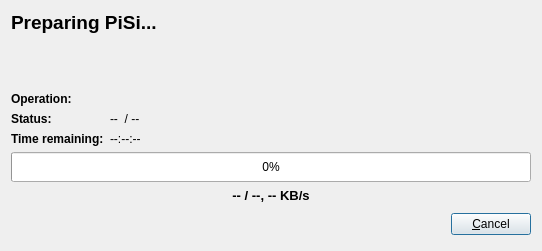
Old version of the form package-manager/corporate2/ui/progressdialog.ui in the repository pars-linux/uludag.
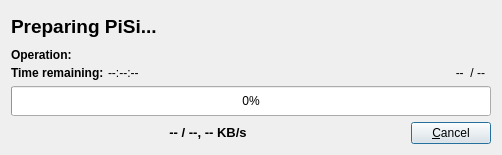
New version of the form.

Commit message: * Fix layout issues in progress dialog, use QProgressIndicator instead of animated pisi..

Patch:
```diff
--- a/package-manager/corporate2/ui/progressdialog.ui
+++ b/package-manager/corporate2/ui/progressdialog.ui
@@ -9,8 +9,8 @@
    <rect>
     <x>0</x>
     <y>0</y>
-    <width>542</width>
-    <height>251</height>
+    <width>502</width>
+    <height>155</height>
    </rect>
   </property>
   <property name="sizePolicy">
@@ -26,87 +26,15 @@
    <bool>false</bool>
   </property>
   <layout class="QGridLayout" name="gridLayout">
-   <item row="0" column="0">
-    <widget class="QLabel" name="actionLabel">
-     <property name="minimumSize">
-      <size>
-       <width>300</width>
-       <height>0</height>
-      </size>
-     </property>
-     <property name="font">
-      <font>
-       <pointsize>12</pointsize>
-      </font>
-     </property>
-     <property name="text">
-      <string>&lt;h3&gt;Preparing PiSi...&lt;/h3&gt;</string>
-     </property>
-     <property name="wordWrap">
-      <bool>false</bool>
-     </property>
-    </widget>
-   </item>
-   <item row="0" column="1" rowspan="3">
-    <widget class="QLabel" name="animeLabel">
-     <property name="sizePolicy">
-      <sizepolicy hsizetype="Fixed" vsizetype="Fixed">
-       <horstretch>0</horstretch>
-       <verstretch>0</verstretch>
-      </sizepolicy>
-     </property>
-     <property name="minimumSize">
-      <size>
-       <width>100</width>
-       <height>135</height>
-      </size>
-     </property>
-     <property name="text">
-      <string/>
-     </property>
-     <property name="scaledContents">
-      <bool>false</bool>
-     </property>
-     <property name="wordWrap">
-      <bool>false</bool>
-     </property>
-    </widget>
-   </item>
-   <item row="1" column="0">
-    <spacer name="spacer6">
-     <property name="orientation">
-      <enum>Qt::Vertical</enum>
-     </property>
-     <property name="sizeType">
-      <enum>QSizePolicy::Expanding</enum>
-     </property>
-     <property name="sizeHint" stdset="0">
-      <size>
-       <width>21</width>
-       <height>21</height>
-      </size>
-     </property>
-    </spacer>
-   </item>
+   <property name="verticalSpacing">
+    <number>6</number>
+   </property>
    <item row="2" column="0">
     <layout class="QGridLayout">
-     <item row="0" column="1">
-      <widget class="QLabel" name="operationInfo">
-       <property name="sizePolicy">
-        <sizepolicy hsizetype="MinimumExpanding" vsizetype="Preferred">
-         <horstretch>0</horstretch>
-         <verstretch>0</verstretch>
-        </sizepolicy>
-       </property>
-       <property name="text">
-        <string/>
-       </property>
-       <property name="wordWrap">
-        <bool>false</bool>
-       </property>
-      </widget>
-     </item>
-     <item row="2" column="0">
+     <property name="spacing">
+      <number>4</number>
+     </property>
+     <item row="1" column="0">
       <widget class="QLabel" name="timeLabel">
        <property name="sizePolicy">
         <sizepolicy hsizetype="Minimum" vsizetype="Preferred">
@@ -134,7 +62,32 @@
        </property>
       </widget>
      </item>
-     <item row="1" column="1">
+     <item row="0" column="0">
+      <widget class="QLabel" name="operationLabel">
+       <property name="sizePolicy">
+        <sizepolicy hsizetype="Minimum" vsizetype="Preferred">
+         <horstretch>0</horstretch>
+         <verstretch>0</verstretch>
+        </sizepolicy>
+       </property>
+       <property name="font">
+        <font>
+         <weight>75</weight>
+         <bold>true</bold>
+        </font>
+       </property>
+       <property name="text">
+        <string>Operation:</string>
+       </property>
+       <property name="alignment">
+        <set>Qt::AlignLeading|Qt::AlignLeft|Qt::AlignVCenter</set>
+       </property>
+       <property name="wordWrap">
+        <bool>true</bool>
+       </property>
+      </widget>
+     </item>
+     <item row="1" column="2">
       <widget class="QLabel" name="statusInfo">
        <property name="sizePolicy">
         <sizepolicy hsizetype="MinimumExpanding" vsizetype="Preferred">
@@ -145,12 +98,15 @@
        <property name="text">
         <string>--  / --</string>
        </property>
+       <property name="alignment">
+        <set>Qt::AlignRight|Qt::AlignTrailing|Qt::AlignVCenter</set>
+       </property>
        <property name="wordWrap">
         <bool>false</bool>
        </property>
       </widget>
      </item>
-     <item row="2" column="1">
+     <item row="1" column="1">
       <widget class="QLabel" name="timeRemaining">
        <property name="sizePolicy">
         <sizepolicy hsizetype="MinimumExpanding" vsizetype="Preferred">
@@ -166,53 +122,19 @@
        </property>
       </widget>
      </item>
-     <item row="0" column="0">
-      <widget class="QLabel" name="operationLabel">
+     <item row="0" column="1">
+      <widget class="QLabel" name="operationInfo">
        <property name="sizePolicy">
-        <sizepolicy hsizetype="Minimum" vsizetype="Preferred">
+        <sizepolicy hsizetype="MinimumExpanding" vsizetype="Preferred">
          <horstretch>0</horstretch>
          <verstretch>0</verstretch>
         </sizepolicy>
        </property>
-       <property name="font">
-        <font>
-         <weight>75</weight>
-         <bold>true</bold>
-        </font>
-       </property>
        <property name="text">
-        <string>Operation:</string>
+        <string/>
        </property>
-       <property name="alignment">
-        <set>Qt::AlignLeading|Qt::AlignLeft|Qt::AlignVCenter</set>
-       </property>
        <property name="wordWrap">
-        <bool>true</bool>
-       </property>
-      </widget>
-     </item>
-     <item row="1" column="0">
-      <widget class="QLabel" name="statusLabel">
-       <property name="sizePolicy">
-        <sizepolicy hsizetype="Minimum" vsizetype="Preferred">
-         <horstretch>0</horstretch>
-         <verstretch>0</verstretch>
-        </sizepolicy>
-       </property>
-       <property name="font">
-        <font>
-         <weight>75</weight>
-         <bold>true</bold>
-        </font>
-       </property>
-       <property name="text">
-        <string>Status:</string>
-       </property>
-       <property name="alignment">
-        <set>Qt::AlignLeading|Qt::AlignLeft|Qt::AlignVCenter</set>
-       </property>
-       <property name="wordWrap">
-        <bool>true</bool>
+        <bool>false</bool>
        </property>
       </widget>
      </item>
@@ -234,29 +156,6 @@
      </property>
     </widget>
    </item>
-   <item row="4" column="0" colspan="2">
-    <widget class="QLabel" name="completedInfo">
-     <property name="sizePolicy">
-      <sizepolicy hsizetype="Expanding" vsizetype="Preferred">
-       <horstretch>0</horstretch>
-       <verstretch>0</verstretch>
-      </sizepolicy>
-     </property>
-     <property name="text">
-      <string>&lt;!DOCTYPE HTML PUBLIC &quot;-//W3C//DTD HTML 4.0//EN&quot; &quot;http://www.w3.org/TR/REC-html40/strict.dtd&quot;&gt;
-&lt;html&gt;&lt;head&gt;&lt;meta name=&quot;qrichtext&quot; content=&quot;1&quot; /&gt;&lt;style type=&quot;text/css&quot;&gt;
-p, li { white-space: pre-wrap; }
-&lt;/style&gt;&lt;/head&gt;&lt;body style=&quot; font-family:'Droid Sans'; font-size:10pt; font-weight:400; font-style:normal;&quot;&gt;
-&lt;p align=&quot;center&quot; style=&quot; margin-top:12px; margin-bottom:12px; margin-left:0px; margin-right:0px; -qt-block-indent:0; text-indent:0px;&quot;&gt;&lt;span style=&quot; font-weight:600;&quot;&gt;-- / --, -- KB/s&lt;/span&gt;&lt;/p&gt;&lt;/body&gt;&lt;/html&gt;</string>
-     </property>
-     <property name="alignment">
-      <set>Qt::AlignLeading|Qt::AlignLeft|Qt::AlignVCenter</set>
-     </property>
-     <property name="wordWrap">
-      <bool>true</bool>
-     </property>
-    </widget>
-   </item>
    <item row="5" column="0" colspan="2">
     <layout class="QGridLayout">
      <item row="0" column="1">
@@ -270,20 +169,52 @@
       </widget>
      </item>
      <item row="0" column="0">
-      <spacer name="spacer2">
-       <property name="orientation">
-        <enum>Qt::Horizontal</enum>
+      <widget class="QLabel" name="completedInfo">
+       <property name="sizePolicy">
+        <sizepolicy hsizetype="Expanding" vsizetype="Preferred">
+         <horstretch>0</horstretch>
+         <verstretch>0</verstretch>
+        </sizepolicy>
        </property>
-       <property name="sizeType">
-        <enum>QSizePolicy::Expanding</enum>
+       <property name="text">
+        <string>&lt;!DOCTYPE HTML PUBLIC &quot;-//W3C//DTD HTML 4.0//EN&quot; &quot;http://www.w3.org/TR/REC-html40/strict.dtd&quot;&gt;
+&lt;html&gt;&lt;head&gt;&lt;meta name=&quot;qrichtext&quot; content=&quot;1&quot; /&gt;&lt;style type=&quot;text/css&quot;&gt;
+p, li { white-space: pre-wrap; }
+&lt;/style&gt;&lt;/head&gt;&lt;body style=&quot; font-family:'Droid Sans'; font-size:10pt; font-weight:400; font-style:normal;&quot;&gt;
+&lt;p align=&quot;center&quot; style=&quot; margin-top:12px; margin-bottom:12px; margin-left:0px; margin-right:0px; -qt-block-indent:0; text-indent:0px;&quot;&gt;&lt;span style=&quot; font-weight:600;&quot;&gt;-- / --, -- KB/s&lt;/span&gt;&lt;/p&gt;&lt;/body&gt;&lt;/html&gt;</string>
        </property>
-       <property name="sizeHint" stdset="0">
+       <property name="alignment">
+        <set>Qt::AlignLeading|Qt::AlignLeft|Qt::AlignVCenter</set>
+       </property>
+       <property name="wordWrap">
+        <bool>true</bool>
+       </property>
+      </widget>
+     </item>
+    </layout>
+   </item>
+   <item row="0" column="0">
+    <layout class="QHBoxLayout" name="titleLayout" stretch="1">
+     <item>
+      <widget class="QLabel" name="actionLabel">
+       <property name="minimumSize">
         <size>
-         <width>391</width>
-         <height>31</height>
+         <width>300</width>
+         <height>0</height>
         </size>
        </property>
-      </spacer>
+       <property name="font">
+        <font>
+         <pointsize>12</pointsize>
+        </font>
+       </property>
+       <property name="text">
+        <string>&lt;h3&gt;Preparing PiSi...&lt;/h3&gt;</string>
+       </property>
+       <property name="wordWrap">
+        <bool>false</bool>
+       </property>
+      </widget>
      </item>
     </layout>
    </item>
```
The commit also changes 1 other file.
